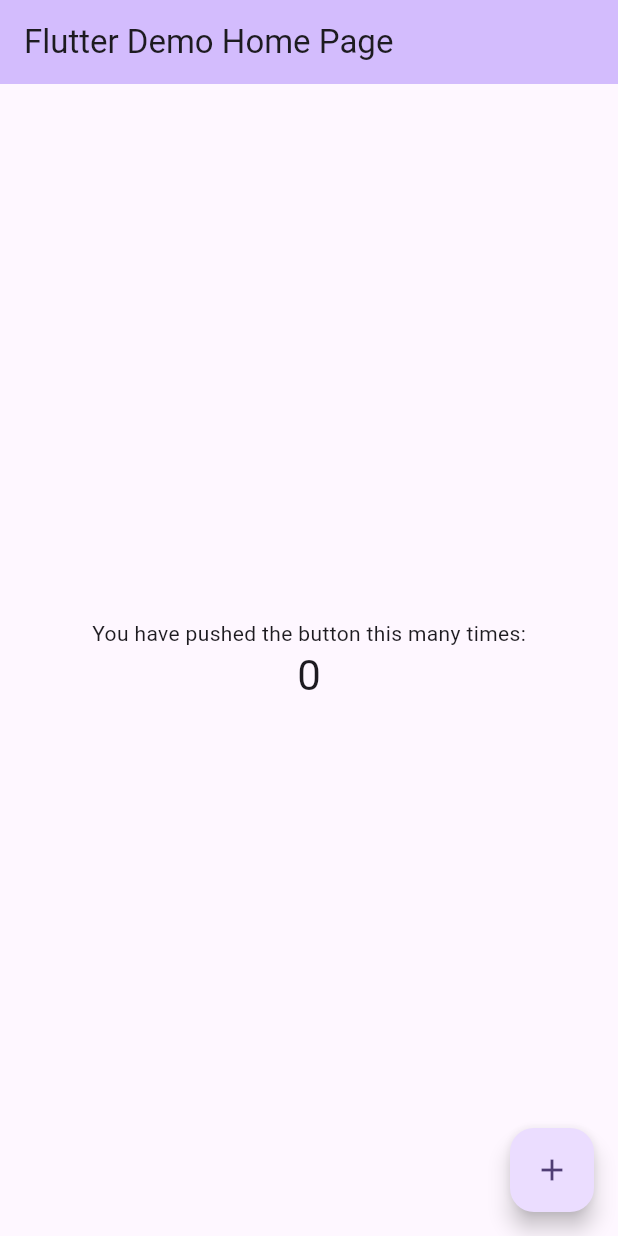
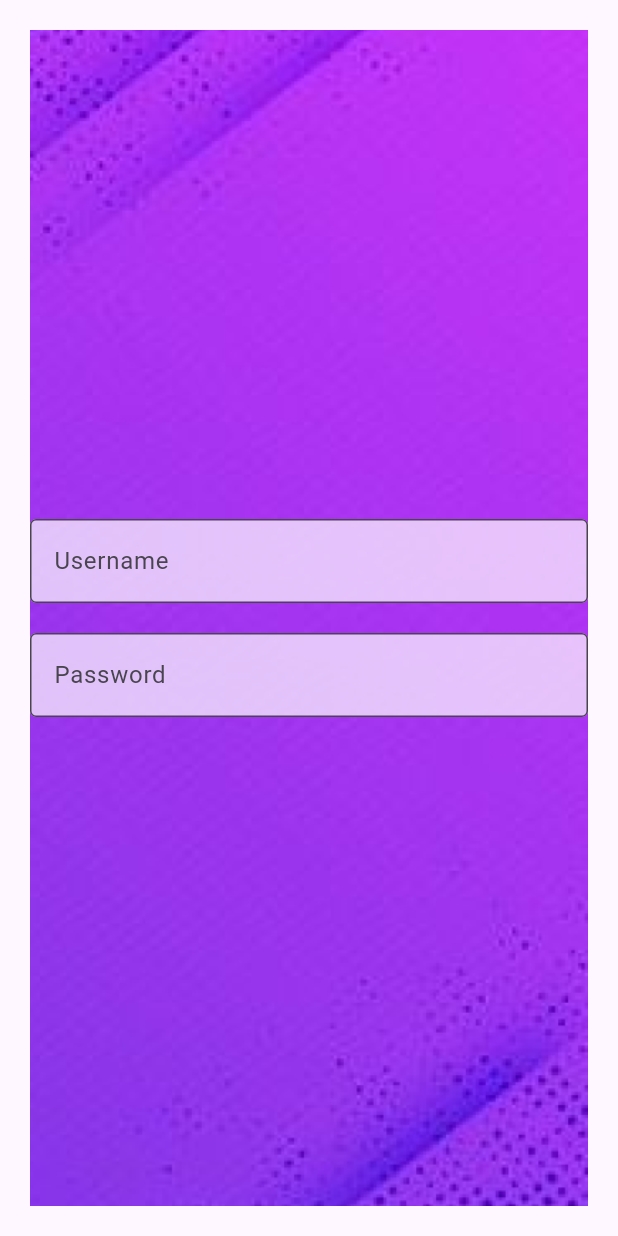
Before and after one commit to fida5641/HabitTracker, a Flutter app: the screen it shows after launch, on a phone screen of 412 x 824 dp. Run offline on Flutter 3.47's test engine with Material 3 defaults, Android fonts, the phone set to English and light mode, and no system bars.

Commit message:
second commit

```diff
--- /dev/null
+++ b/habit_tracker/lib/login.dart
@@ -0,0 +1,53 @@
+import 'package:flutter/material.dart';
+import 'package:flutter/widgets.dart';
+
+class LogIn extends StatelessWidget {
+  const LogIn({super.key});
+
+  @override
+  Widget build(BuildContext context) {
+    return Scaffold(
+      body: Padding(
+        padding: const EdgeInsets.all(20.0),
+        child: Stack(
+          children: [
+            Container(
+              decoration: const BoxDecoration(
+                image: DecorationImage(
+                  image: AssetImage('assets/images/image 1 (1).png'),
+                  fit: BoxFit.cover,
+                ),
+              ),
+            ),
+            Center(
+              child: Column(
+                mainAxisSize: MainAxisSize.min,
+                children: [
+                  TextFormField(
+                    decoration: InputDecoration(
+                      labelText: 'Username',
+                      border: OutlineInputBorder(),
+                      filled: true,
+                      fillColor: Colors.white70,
+                    ),
+                  ),
+                  SizedBox(height: 20,
+                  width: 20,),
+                  TextFormField(
+                    decoration: InputDecoration(
+                      labelText: 'Password',
+                      border: OutlineInputBorder(),
+                      filled: true,
+                      fillColor: Colors.white70,
+                    ),
+                    obscureText: true,
+                  ),
+                ],
+              ),
+            ),
+          ],
+        ),
+      ),
+    );
+  }
+}
--- a/habit_tracker/lib/main.dart
+++ b/habit_tracker/lib/main.dart
@@ -1,4 +1,5 @@
 import 'package:flutter/material.dart';
+import 'package:habit_tracker/login.dart';
 
 void main() {
   runApp(const MyApp());
@@ -9,117 +10,14 @@ class MyApp extends StatelessWidget {
 
   // This widget is the root of your application.
   @override
+
   Widget build(BuildContext context) {
-    return MaterialApp(
-      title: 'how are you++',
-      theme: ThemeData(
-        // This is the theme of your application.
-        //
-        // TRY THIS: Try running your application with "flutter run". You'll see
-        // the application has a purple toolbar. Then, without quitting the app,
-        // try changing the seedColor in the colorScheme below to Colors.green
-        // and then invoke "hot reload" (save your changes or press the "hot
-        // reload" button in a Flutter-supported IDE, or press "r" if you used
-        // the command line to start the app).
-        //
-        // Notice that the counter didn't reset back to zero; the application
-        // state is not lost during the reload. To reset the state, use hot
-        // restart instead.
-        //
-        // This works for code too, not just values: Most code changes can be
-        // tested with just a hot reload.
-        colorScheme: ColorScheme.fromSeed(seedColor: Colors.deepPurple),
-        useMaterial3: true,
-      ),
-      home: const MyHomePage(title: 'Flutter Demo Home Page'),
-    );
+    return const MaterialApp(
+
+       debugShowCheckedModeBanner: false,
+       home: LogIn(),
+      );
+
+
   }
 }
-
-class MyHomePage extends StatefulWidget {
-  const MyHomePage({super.key, required this.title});
-
-  // This widget is the home page of your application. It is stateful, meaning
-  // that it has a State object (defined below) that contains fields that affect
-  // how it looks.
-
-  // This class is the configuration for the state. It holds the values (in this
-  // case the title) provided by the parent (in this case the App widget) and
-  // used by the build method of the State. Fields in a Widget subclass are
-  // always marked "final".
-
-  final String title;
-
-  @override
-  State<MyHomePage> createState() => _MyHomePageState();
-}
-
-class _MyHomePageState extends State<MyHomePage> {
-  int _counter = 0;
-
-  void _incrementCounter() {
-    setState(() {
-      // This call to setState tells the Flutter framework that something has
-      // changed in this State, which causes it to rerun the build method below
-      // so that the display can reflect the updated values. If we changed
-      // _counter without calling setState(), then the build method would not be
-      // called again, and so nothing would appear to happen.
-      _counter++;
-    });
-  }
-
-  @override
-  Widget build(BuildContext context) {
-    // This method is rerun every time setState is called, for instance as done
-    // by the _incrementCounter method above.
-    //
-    // The Flutter framework has been optimized to make rerunning build methods
-    // fast, so that you can just rebuild anything that needs updating rather
-    // than having to individually change instances of widgets.
-    return Scaffold(
-      appBar: AppBar(
-        // TRY THIS: Try changing the color here to a specific color (to
-        // Colors.amber, perhaps?) and trigger a hot reload to see the AppBar
-        // change color while the other colors stay the same.
-        backgroundColor: Theme.of(context).colorScheme.inversePrimary,
-        // Here we take the value from the MyHomePage object that was created by
-        // the App.build method, and use it to set our appbar title.
-        title: Text(widget.title),
-      ),
-      body: Center(
-        // Center is a layout widget. It takes a single child and positions it
-        // in the middle of the parent.
-        child: Column(
-          // Column is also a layout widget. It takes a list of children and
-          // arranges them vertically. By default, it sizes itself to fit its
-          // children horizontally, and tries to be as tall as its parent.
-          //
-          // Column has various properties to control how it sizes itself and
-          // how it positions its children. Here we use mainAxisAlignment to
-          // center the children vertically; the main axis here is the vertical
-          // axis because Columns are vertical (the cross axis would be
-          // horizontal).
-          //
-          // TRY THIS: Invoke "debug painting" (choose the "Toggle Debug Paint"
-          // action in the IDE, or press "p" in the console), to see the
-          // wireframe for each widget.
-          mainAxisAlignment: MainAxisAlignment.center,
-          children: <Widget>[
-            const Text(
-              'You have pushed the button this many times:',
-            ),
-            Text(
-              '$_counter',
-              style: Theme.of(context).textTheme.headlineMedium,
-            ),
-          ],
-        ),
-      ),
-      floatingActionButton: FloatingActionButton(
-        onPressed: _incrementCounter,
-        tooltip: 'Increment',
-        child: const Icon(Icons.add),
-      ), // This trailing comma makes auto-formatting nicer for build methods.
-    );
-  }
-}
```
Also changed, not shown: habit_tracker/pubspec.yaml (+6 -3 lines), habit_tracker/assets/images/image 1 (1).png (added).
